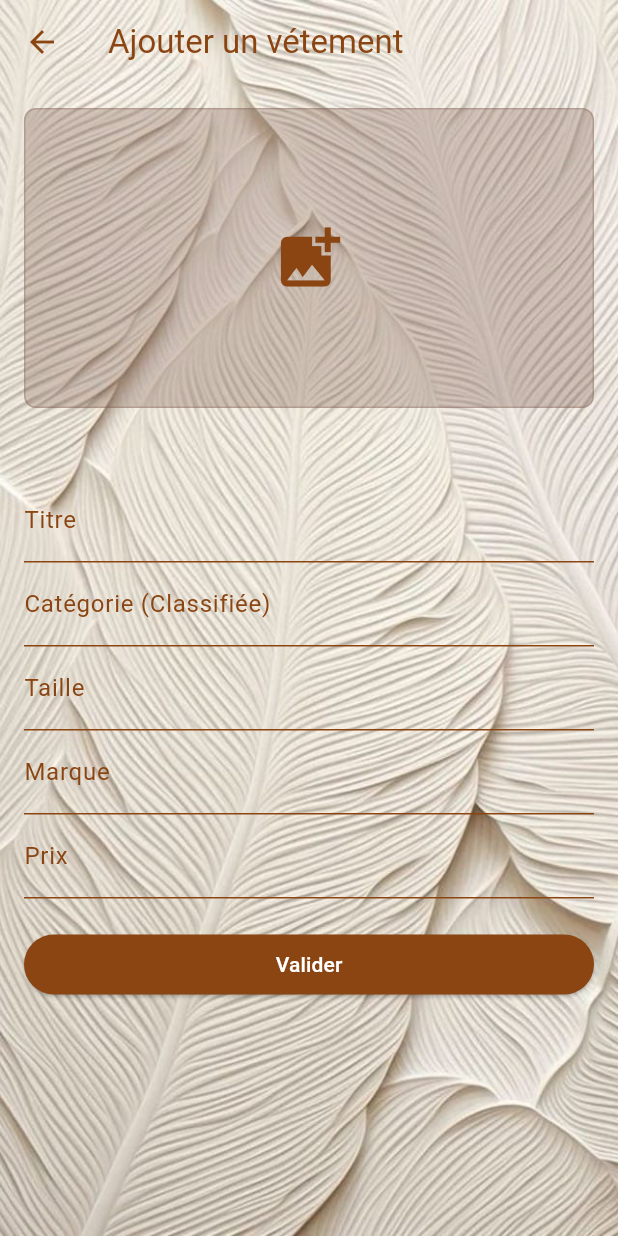
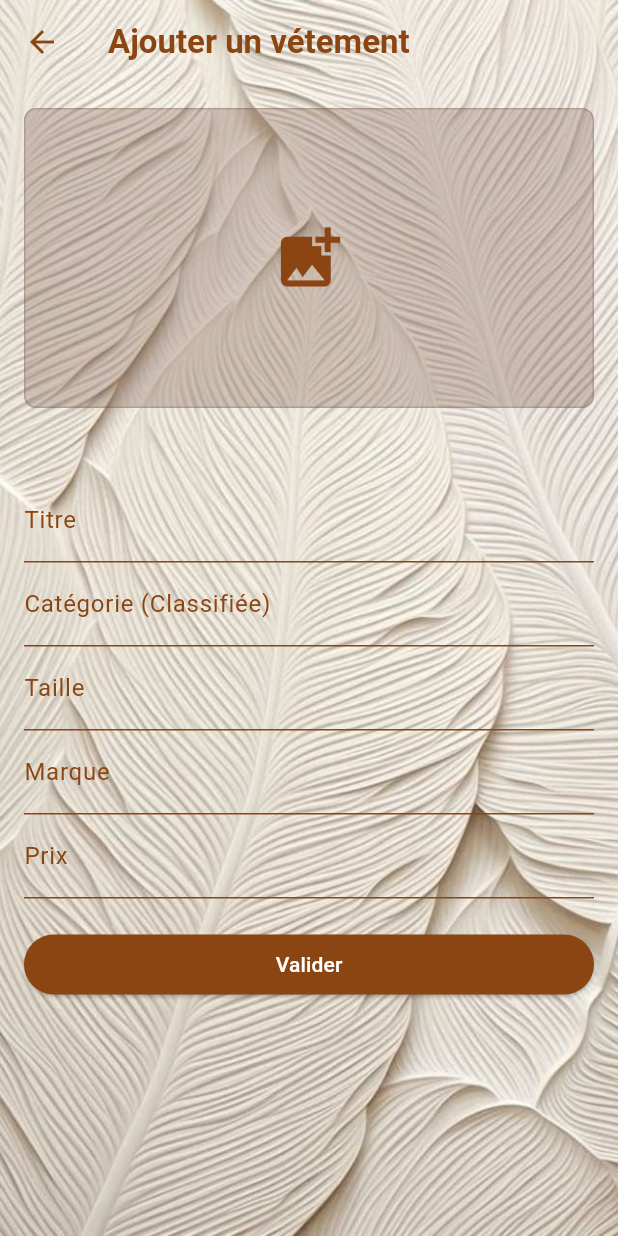
Before and after one commit to Oumidark/ClothingApp, a Flutter app: the AjouterVetement screen opened directly, on a phone screen of 412 x 824 dp. Run offline on Flutter 3.47's test engine with Material 3 defaults, Android fonts, the phone set to English and light mode, and no system bars; our stand-ins replace cloud_firestore, firebase_core, image_picker; missing offline and left inert: tflite_flutter; accounts and stored records are empty.

Commit message:
Update TextStyle

```diff
--- a/lib/screens/AjouterVetement.dart
+++ b/lib/screens/AjouterVetement.dart
@@ -174,7 +174,7 @@ class _AjouterVetementState extends State<AjouterVetement> {
         backgroundColor: Colors.transparent,
         appBar: AppBar(
           title: const Text('Ajouter un vétement',
-            style: TextStyle(color: Color(0xFF8B4513)),
+            style: TextStyle(color: Color(0xFF8B4513),fontWeight: FontWeight.bold,),
           ),
           backgroundColor: Colors.transparent,
           elevation: 0,
```
